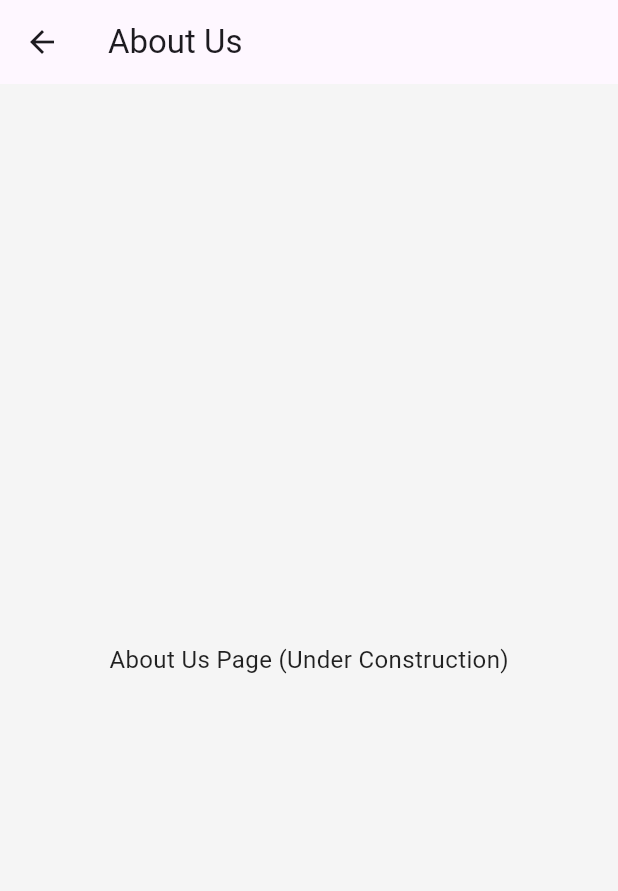
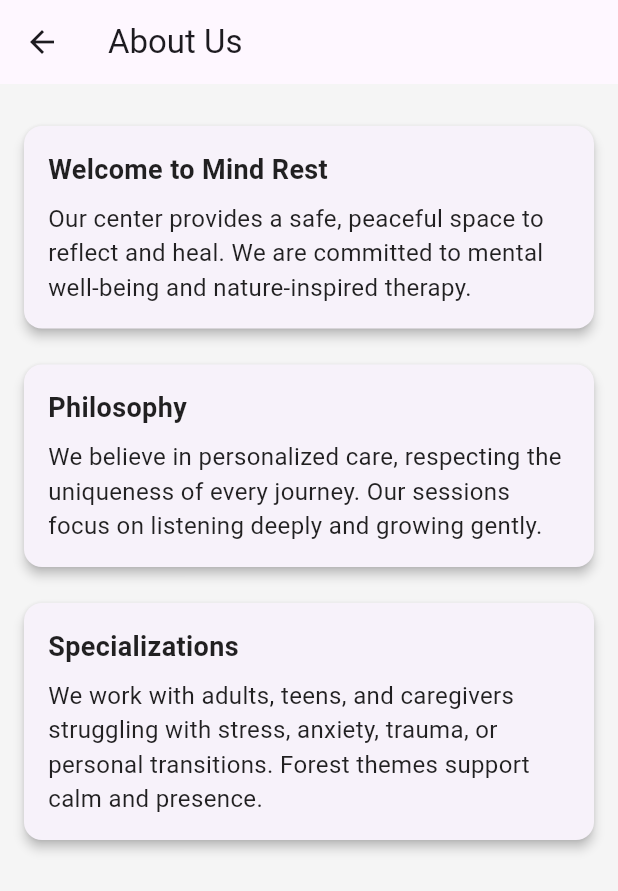
Before and after one commit to HansungJang/Counceling_center_app-web_2025, a Flutter app: the screen it shows after launch, after a tap on "About Us", on a phone screen of 412 x 824 dp. Shown: the top 891 px of the screen. Run offline on Flutter 3.47's test engine with Material 3 defaults, Android fonts, the phone set to English and light mode, and no system bars.

Commit message:
add - about-us 페이지 구현

```diff
--- a/lib/Home.dart
+++ b/lib/Home.dart
@@ -1,7 +1,7 @@
 // main_page.dart (HomePage)
 
 import 'package:flutter/material.dart';
-// import 'about_page.dart';
+import 'about_us.dart';
 // import 'therapist_page.dart';
 // import 'therapy_page.dart';
 // import 'consultation_page.dart';
@@ -9,13 +9,7 @@ import 'package:flutter/material.dart';
 
 class HomePage extends StatelessWidget {
   final List<_NavItem> navItems = [
-    _NavItem(
-      title: 'About Us',
-      icon: Icons.info,
-      page: PlaceholderPage(
-        title: 'About Us',
-      ), // 실제 페이지 대신 placeholder 사용, AboutPage()연결
-    ),
+    _NavItem(title: 'About Us', icon: Icons.info, page: AboutPage()),
     _NavItem(
       title: 'Therapist',
       icon: Icons.person,
--- /dev/null
+++ b/lib/about_us.dart
@@ -0,0 +1,57 @@
+// about_us.dart
+
+import 'package:flutter/material.dart';
+
+class AboutPage extends StatelessWidget {
+  const AboutPage({super.key});
+
+  @override
+  Widget build(BuildContext context) {
+    return Scaffold(
+      appBar: AppBar(title: const Text('About Us')),
+      body: Padding(
+        padding: const EdgeInsets.all(16.0),
+        child: ListView(
+          children: [
+            _buildCard(
+              title: 'Welcome to Mind Rest',
+              content:
+                  'Our center provides a safe, peaceful space to reflect and heal. We are committed to mental well-being and nature-inspired therapy.',
+            ),
+            _buildCard(
+              title: 'Philosophy',
+              content:
+                  'We believe in personalized care, respecting the uniqueness of every journey. Our sessions focus on listening deeply and growing gently.',
+            ),
+            _buildCard(
+              title: 'Specializations',
+              content:
+                  'We work with adults, teens, and caregivers struggling with stress, anxiety, trauma, or personal transitions. Forest themes support calm and presence.',
+            ),
+          ],
+        ),
+      ),
+    );
+  }
+
+  Widget _buildCard({required String title, required String content}) {
+    return Card(
+      margin: const EdgeInsets.symmetric(vertical: 12),
+      elevation: 3,
+      child: Padding(
+        padding: const EdgeInsets.all(16.0),
+        child: Column(
+          crossAxisAlignment: CrossAxisAlignment.start,
+          children: [
+            Text(
+              title,
+              style: const TextStyle(fontSize: 18, fontWeight: FontWeight.bold),
+            ),
+            const SizedBox(height: 8),
+            Text(content, style: const TextStyle(fontSize: 16)),
+          ],
+        ),
+      ),
+    );
+  }
+}
--- a/lib/app.dart
+++ b/lib/app.dart
@@ -1,7 +1,7 @@
 // app.dart
 import 'package:flutter/material.dart';
 import 'Home.dart'; // HomePage
-// import 'about_us.dart'; // AboutPage
+import 'about_us.dart'; // AboutPage
 // import 'therapist_page.dart'; // TherapistPage
 // import 'therapy_page.dart'; // TherapyPage
 // import 'consultation_page.dart'; // ConsultationPage
@@ -22,7 +22,7 @@ class MindRestApp extends StatelessWidget {
       initialRoute: '/',
       routes: {
         '/': (context) => HomePage(),
-        // '/about': (context) => AboutPage(),
+        '/about': (context) => AboutPage(),
         // '/therapist': (context) => TherapistPage(),
         // '/therapy': (context) => TherapyPage(),
         // '/consultation': (context) => ConsultationPage(),
```
